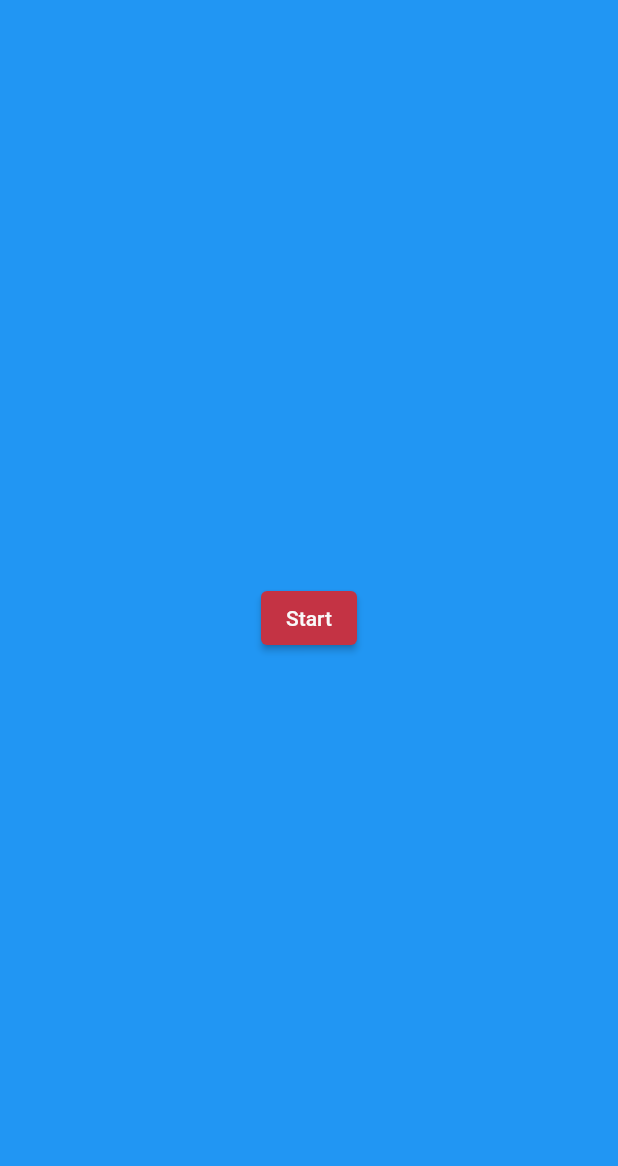
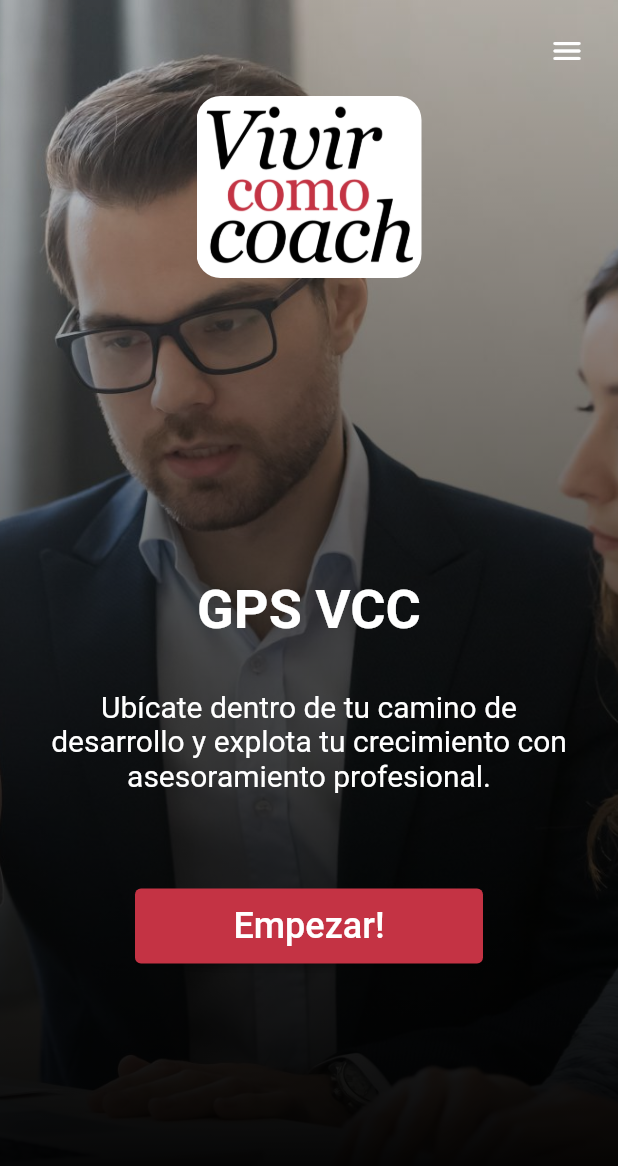
Before and after one commit to tomasatisocco/coaching-test, a Flutter app: the screen it shows after launch, on a phone screen of 412 x 824 dp. Shown: the top 1166 px of the screen. Run offline on Flutter 3.47's test engine with Material 2 defaults, Android fonts, the phone set to English and light mode, and no system bars; our stand-ins replace bloc, cloud_firestore, equatable, firebase_auth, firebase_core, firebase_remote_config and 6 more; accounts and stored records are empty; generated files the repository leaves out were written again.

Commit message:
Upgrade start page

```diff
--- a/lib/l10n/arb/app_en.arb
+++ b/lib/l10n/arb/app_en.arb
@@ -156,5 +156,6 @@
     "awesome": "Awesome!",
     "newTestPossible": "You can make a new gps in",
     "cancel": "Cancel",
-    "sureToLogout": "Are you sure you want to logout?"
+    "sureToLogout": "Are you sure you want to logout?",
+    "localizeYOurself": "Find where you are and explode your potential with professional coachee"
 }
--- a/lib/l10n/arb/app_es.arb
+++ b/lib/l10n/arb/app_es.arb
@@ -156,5 +156,6 @@
     "awesome": "¡Genial!",
     "newTestPossible": "Ya puedes realizar un nuevo GPS",
     "cancel": "Cancelar",
-    "sureToLogout": "¿Estás seguro que quieres cerrar sesión?"
+    "sureToLogout": "¿Estás seguro que quieres cerrar sesión?",
+    "localizeYourself": "Ubícate dentro de tu camino de desarrollo y explota tu crecimiento con asesoramiento profesional."
 }
--- a/lib/start_page.dart
+++ b/lib/start_page.dart
@@ -1,4 +1,6 @@
+import 'package:coaching/app/widgets/coaching_drawer.dart';
 import 'package:coaching/authentication/login/view/login_page.dart';
+import 'package:coaching/l10n/l10n.dart';
 import 'package:flutter/material.dart';
 
 class StartPage extends StatelessWidget {
@@ -9,19 +11,102 @@ class StartPage extends StatelessWidget {
   @override
   Widget build(BuildContext context) {
     return Scaffold(
-      body: ColoredBox(
-        color: Colors.blue,
-        child: Center(
-          child: ElevatedButton(
-            onPressed: () async {
-              await showDialog<void>(
-                context: context,
-                builder: (context) => const LoginPage(),
+      endDrawer: const CoachingDrawer(),
+      body: Stack(
+        alignment: Alignment.topCenter,
+        children: <Widget>[
+          ShaderMask(
+            shaderCallback: (rect) {
+              return const LinearGradient(
+                begin: Alignment.topCenter,
+                end: Alignment.bottomCenter,
+                colors: [Colors.transparent, Colors.black],
+              ).createShader(
+                Rect.fromLTRB(0, -140, rect.width, rect.height - 20),
               );
             },
-            child: const Text('Start'),
+            blendMode: BlendMode.darken,
+            child: Container(
+              height: MediaQuery.sizeOf(context).height,
+              width: MediaQuery.sizeOf(context).width,
+              decoration: const BoxDecoration(
+                image: DecorationImage(
+                  image: ExactAssetImage('assets/images/cover.jpg'),
+                  fit: BoxFit.cover,
+                ),
+              ),
+            ),
           ),
-        ),
+          SingleChildScrollView(
+            padding: const EdgeInsets.all(32),
+            child: Column(
+              children: [
+                const SizedBox(height: 32),
+                ClipRRect(
+                  borderRadius: BorderRadius.circular(16),
+                  child: Image.asset(
+                    'assets/images/live_as_coach_icon.png',
+                    width: 150,
+                  ),
+                ),
+                const SizedBox(height: 200),
+                const Text(
+                  'GPS VCC',
+                  style: TextStyle(
+                    fontSize: 36,
+                    color: Colors.white,
+                    fontWeight: FontWeight.bold,
+                  ),
+                ),
+                const SizedBox(height: 32),
+                SizedBox(
+                  width: 400,
+                  child: Text(
+                    context.l10n.localizeYourself,
+                    textAlign: TextAlign.center,
+                    style: const TextStyle(
+                      fontSize: 20,
+                      color: Colors.white,
+                    ),
+                  ),
+                ),
+                const SizedBox(height: 64),
+                ElevatedButton(
+                  onPressed: () async {
+                    await showDialog<void>(
+                        context: context,
+                        builder: (context) => const LoginPage());
+                  },
+                  child: SizedBox(
+                    width: 200,
+                    height: 50,
+                    child: Center(
+                      child: Text(
+                        context.l10n.getStarted,
+                        style: const TextStyle(
+                          fontSize: 24,
+                          color: Colors.white,
+                        ),
+                      ),
+                    ),
+                  ),
+                ),
+              ],
+            ),
+          ),
+          Builder(
+            builder: (context) {
+              return Positioned(
+                top: 10,
+                right: 10,
+                child: IconButton(
+                  icon: const Icon(Icons.menu_rounded, color: Colors.white),
+                  onPressed: () => Scaffold.of(context).openEndDrawer(),
+                ),
+              );
+            },
+          ),
+        ],
       ),
     );
   }
```
Also changed, not shown: assets/images/cover.jpg (added).
